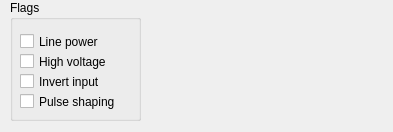
Old version of the form line.ui in the repository ahp-electronics/xc-gui.
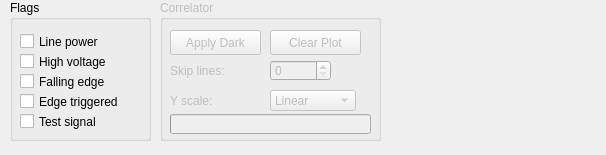
New version of the form.

```diff
--- a/line.ui
+++ b/line.ui
@@ -6,8 +6,8 @@
    <rect>
     <x>0</x>
     <y>0</y>
-    <width>393</width>
-    <height>132</height>
+    <width>606</width>
+    <height>155</height>
    </rect>
   </property>
   <property name="windowTitle">
@@ -18,8 +18,8 @@
     <rect>
      <x>10</x>
      <y>0</y>
-     <width>131</width>
-     <height>121</height>
+     <width>141</width>
+     <height>141</height>
     </rect>
    </property>
    <property name="title">
@@ -61,7 +61,7 @@
      </rect>
     </property>
     <property name="text">
-     <string>Invert input</string>
+     <string>Falling edge</string>
     </property>
    </widget>
    <widget class="QCheckBox" name="flag3">
@@ -74,7 +74,139 @@
      </rect>
     </property>
     <property name="text">
-     <string>Pulse shaping</string>
+     <string>Edge triggered</string>
+    </property>
+   </widget>
+   <widget class="QCheckBox" name="test">
+    <property name="geometry">
+     <rect>
+      <x>10</x>
+      <y>110</y>
+      <width>121</width>
+      <height>23</height>
+     </rect>
+    </property>
+    <property name="text">
+     <string>Test signal</string>
+    </property>
+   </widget>
+  </widget>
+  <widget class="QGroupBox" name="Correlator">
+   <property name="enabled">
+    <bool>false</bool>
+   </property>
+   <property name="geometry">
+    <rect>
+     <x>160</x>
+     <y>0</y>
+     <width>221</width>
+     <height>141</height>
+    </rect>
+   </property>
+   <property name="title">
+    <string>Correlator</string>
+   </property>
+   <widget class="QPushButton" name="TakeDark">
+    <property name="geometry">
+     <rect>
+      <x>10</x>
+      <y>30</y>
+      <width>91</width>
+      <height>25</height>
+     </rect>
+    </property>
+    <property name="text">
+     <string>Apply Dark</string>
+    </property>
+   </widget>
+   <widget class="QLabel" name="label">
+    <property name="geometry">
+     <rect>
+      <x>10</x>
+      <y>90</y>
+      <width>91</width>
+      <height>21</height>
+     </rect>
+    </property>
+    <property name="text">
+     <string>Y scale:</string>
+    </property>
+   </widget>
+   <widget class="QComboBox" name="YScale">
+    <property name="geometry">
+     <rect>
+      <x>110</x>
+      <y>90</y>
+      <width>86</width>
+      <height>21</height>
+     </rect>
+    </property>
+    <item>
+     <property name="text">
+      <string>Linear</string>
+     </property>
+    </item>
+    <item>
+     <property name="text">
+      <string>Square</string>
+     </property>
+    </item>
+    <item>
+     <property name="text">
+      <string>Log</string>
+     </property>
+    </item>
+   </widget>
+   <widget class="QPushButton" name="Clear">
+    <property name="geometry">
+     <rect>
+      <x>110</x>
+      <y>30</y>
+      <width>91</width>
+      <height>25</height>
+     </rect>
+    </property>
+    <property name="text">
+     <string>Clear Plot</string>
+    </property>
+   </widget>
+   <widget class="QLabel" name="label_2">
+    <property name="geometry">
+     <rect>
+      <x>10</x>
+      <y>60</y>
+      <width>91</width>
+      <height>21</height>
+     </rect>
+    </property>
+    <property name="text">
+     <string>Skip lines:</string>
+    </property>
+   </widget>
+   <widget class="QSpinBox" name="StartLine">
+    <property name="geometry">
+     <rect>
+      <x>110</x>
+      <y>60</y>
+      <width>61</width>
+      <height>21</height>
+     </rect>
+    </property>
+   </widget>
+   <widget class="QProgressBar" name="Progress">
+    <property name="geometry">
+     <rect>
+      <x>10</x>
+      <y>114</y>
+      <width>201</width>
+      <height>20</height>
+     </rect>
+    </property>
+    <property name="value">
+     <number>0</number>
+    </property>
+    <property name="format">
+     <string/>
     </property>
    </widget>
   </widget>
```
